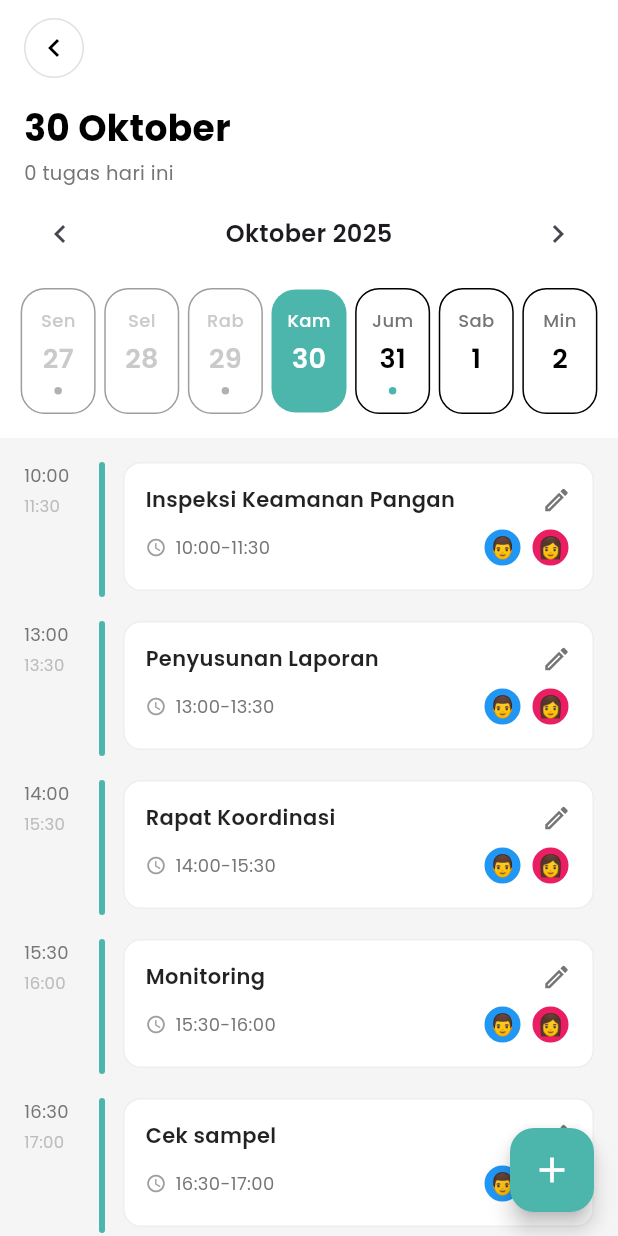
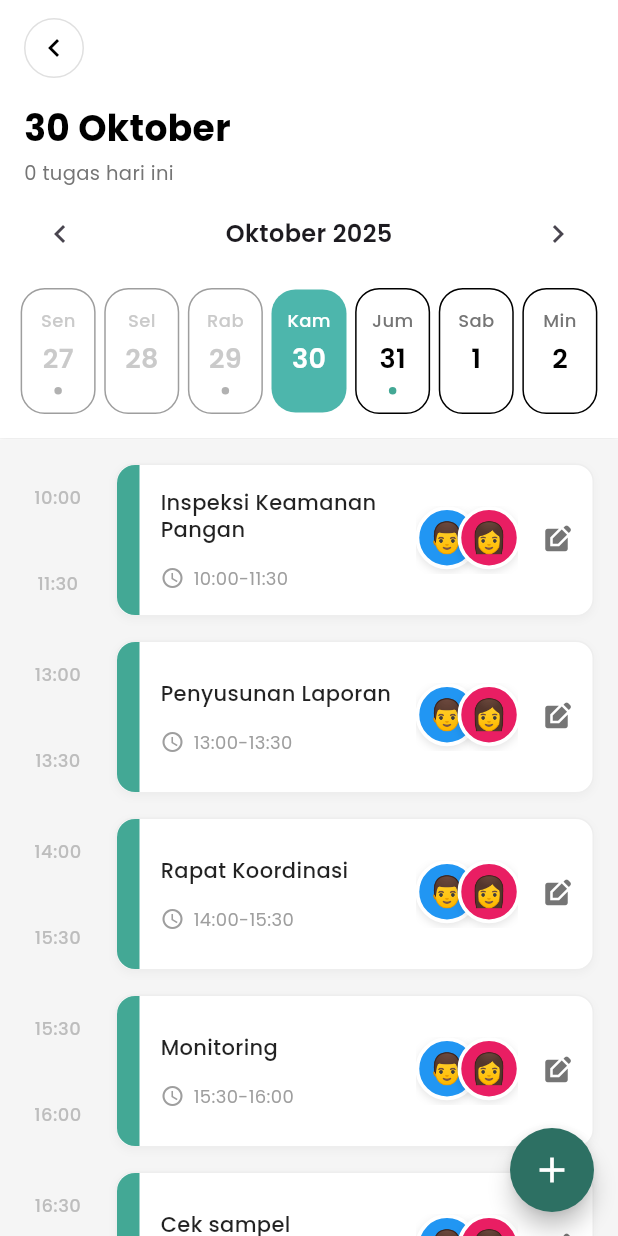
Before and after one commit to elkanajnrmanullang/SIMONI, a Flutter app: the screen it shows after launch, on a phone screen of 412 x 824 dp. Run offline on Flutter 3.47's test engine with Material 3 defaults, Android fonts, the phone set to English and light mode, and no system bars; our stand-ins replace cloud_firestore, firebase_auth, firebase_core, google_fonts, image_picker; accounts and stored records are empty.

Commit message:
revise task list

```diff
--- a/lib/task_list.dart
+++ b/lib/task_list.dart
@@ -378,7 +378,7 @@ class _LihatTugasScreenState extends State<LihatTugasScreen> {
                                       } else if (isPast && hasTasks) {
                                         return Colors.grey.shade500;
                                       } else if (!isPast && hasTasks) {
-                                        return const Color(0xFF4DB6AC);
+                                        return const Color(0xFF43A895);
                                       } else {
                                         return Colors.transparent;
                                       }
@@ -394,6 +394,22 @@ class _LihatTugasScreenState extends State<LihatTugasScreen> {
                   ),
                 ),
               ],
+            ),
+          ),
+
+          // Add shadow effect at the bottom of calendar section
+          Container(
+            height: 1,
+            decoration: BoxDecoration(
+              gradient: LinearGradient(
+                begin: Alignment.topCenter,
+                end: Alignment.bottomCenter,
+                colors: [
+                  // ignore: deprecated_member_use
+                  Colors.black.withOpacity(0.05),
+                  Colors.transparent,
+                ],
+              ),
             ),
           ),
 
@@ -426,8 +442,11 @@ class _LihatTugasScreenState extends State<LihatTugasScreen> {
             MaterialPageRoute(builder: (context) => const TambahTugasScreen()),
           );
         },
-        backgroundColor: const Color(0xFF4DB6AC),
-        child: const Icon(Icons.add, color: Colors.white, size: 28),
+        shape: RoundedRectangleBorder(
+          borderRadius: BorderRadius.circular(50),
+        ),
+        backgroundColor: const Color(0xFF2D7063),
+        child: const Icon(Icons.add, color: Colors.white, size: 28,),
       ),
     );
   }
@@ -442,28 +461,30 @@ class _LihatTugasScreenState extends State<LihatTugasScreen> {
     return Padding(
       padding: const EdgeInsets.only(bottom: 16.0),
       child: Row(
-        crossAxisAlignment: CrossAxisAlignment.start,
+        crossAxisAlignment: CrossAxisAlignment.center,
         children: [
           // Time column (left side)
           SizedBox(
-            width: 50,
+            width: 45,
             child: Column(
-              crossAxisAlignment: CrossAxisAlignment.start,
+              crossAxisAlignment: CrossAxisAlignment.center,
               children: [
                 Text(
                   jamMulai,
                   style: TextStyle(
-                    color: Colors.grey.shade600,
+                    color: Colors.grey.shade400,
                     fontSize: 12,
+                    fontWeight: FontWeight.w500,
                     fontFamily: 'Poppins',
                   ),
                 ),
-                const SizedBox(height: 4),
+                const SizedBox(height: 40),
                 Text(
                   jamSelesai,
                   style: TextStyle(
                     color: Colors.grey.shade400,
-                    fontSize: 11,
+                    fontSize: 12,
+                    fontWeight: FontWeight.w500,
                     fontFamily: 'Poppins',
                   ),
                 ),
@@ -471,57 +492,70 @@ class _LihatTugasScreenState extends State<LihatTugasScreen> {
             ),
           ),
 
-          // Green vertical bar
-          Container(
-            width: 4,
-            height: 90,
-            decoration: BoxDecoration(
-              color: const Color(0xFF4DB6AC),
-              borderRadius: BorderRadius.circular(2),
-            ),
-          ),
+          const SizedBox(width: 16),
 
-          const SizedBox(width: 12),
-
-          // Task content card
+          // Task content card with green left border
         Expanded(
           child: Container(
-              padding: const EdgeInsets.all(14),
             decoration: BoxDecoration(
               color: Colors.white,
               borderRadius: BorderRadius.circular(12),
               border: Border.all(color: Colors.grey.shade200),
+              boxShadow: [
+                BoxShadow(
+                  // ignore: deprecated_member_use
+                  color: Colors.black.withOpacity(0.03),
+                  blurRadius: 4,
+                  offset: const Offset(0, 2),
                 ),
+              ],
+            ),
+            child: Row(
+              children: [
+                // Green left section (1/8 of the box)
+                Container(
+                  width: 15,
+                  height: 100,
+                  decoration: const BoxDecoration(
+                    color: Color(0xFF43A895),
+                    borderRadius: BorderRadius.only(
+                      topLeft: Radius.circular(12),
+                      bottomLeft: Radius.circular(12),
+                    ),
+                  ),
+                ),
+
+          // White content section
+                Expanded(
+                  child: Padding(
+                    padding: const EdgeInsets.symmetric(vertical:14, horizontal: 14),
+                    child: Row(
+                      crossAxisAlignment: CrossAxisAlignment.center,
+                      children: [
+                        // Left side: Title and Time
+                        Expanded(
                           child: Column(
                             crossAxisAlignment: CrossAxisAlignment.start,
                             children: [
-                  Row(
-                    mainAxisAlignment: MainAxisAlignment.spaceBetween,
-                    children: [
-                      Expanded(
-                        child: Text(
+                              // Title
+                              Text(
                                 judul,
                                 style: const TextStyle(
                                   fontSize: 14,
-                            fontWeight: FontWeight.w600,
+                                  fontWeight: FontWeight.w500,
                                   color: Colors.black87,
                                   fontFamily: 'Poppins',
+                                  height: 1.3,
                                 ),
                               ),
-                      ),
-                      Icon(
-                        Icons.edit_outlined,
-                        size: 20,
-                        color: Colors.grey.shade600,
-                      ),
-                    ],
-                  ),
-                  const SizedBox(height: 8),
+                              const SizedBox(height: 15),
+
+                              // Time with icon
                               Row(
                                 children: [
                                   Icon(
-                        Icons.access_time,
-                        size: 14,
+                                    Icons.access_time_outlined,
+                                    size: 16,
                                     color: Colors.grey.shade500,
                                   ),
                                   const SizedBox(width: 6),
@@ -529,33 +563,81 @@ class _LihatTugasScreenState extends State<LihatTugasScreen> {
                                     waktu,
                                     style: TextStyle(
                                       fontSize: 12,
-                          color: Colors.grey.shade600,
+                                      color: Colors.grey.shade500,
                                       fontFamily: 'Poppins',
                                     ),
                                   ),
-                      const Spacer(),
-                      // Participants avatars
+                                ],
+                              ),
+                            ],
+                          ),
+                        ),
+
+                        const SizedBox(width: 8),
+
+                        // Right side: Avatars and Edit icon (avatars left of edit icon, spacing 8)
+                        Column(
+                          crossAxisAlignment: CrossAxisAlignment.end,
+                          children: [
                             Row(
-                        children: peserta.map((p) {
-                          return Container(
-                            margin: const EdgeInsets.only(left: 4),
-                            width: 28,
-                            height: 28,
+                              mainAxisSize: MainAxisSize.min,
+                              children: [
+                                // Participants avatars with overlap (left)
+                                SizedBox(
+                                  height: 45,
+                                  width: peserta.length * 28.0 + 12,
+                                  child: Stack(
+                                    children: peserta.asMap().entries.map((entry) {
+                                      int index = entry.key;
+                                      var p = entry.value;
+
+                                      return Positioned(
+                                        left: index * 28.0,
+                                        child: Container(
+                                          width: 42,
+                                          height: 42,
                                           decoration: BoxDecoration(
                                             color: p['color'],
                                             shape: BoxShape.circle,
-                              border: Border.all(color: Colors.white, width: 2),
+                                            border: Border.all(
+                                              color: Colors.white,
+                                              width: 2.5,
+                                            ),
+                                            boxShadow: [
+                                              BoxShadow(
+                                                // ignore: deprecated_member_use
+                                                color: Colors.black.withOpacity(0.1),
+                                                blurRadius: 4,
+                                                offset: const Offset(0, 2),
+                                              ),
+                                            ],
                                           ),
                                           child: Center(
                                             child: Text(
                                               p['avatar'],
-                                style: const TextStyle(fontSize: 14),
+                                              style: const TextStyle(fontSize: 20),
+                                            ),
                                           ),
                                         ),
                                       );
                                     }).toList(),
                                   ),
+                                ),
+
+                                const SizedBox(width: 16),
+
+                                // Edit icon (right)
+                                Icon(
+                                  Icons.edit_square,
+                                  size: 20,
+                                  color: Colors.grey.shade600,
+                                ),
                               ],
+                            ),
+                          ],
+                        ),],
+                    ),
+                  ),
                 ),
               ],
             ),
```
Lines whose indentation alone changed are shown as unchanged.
